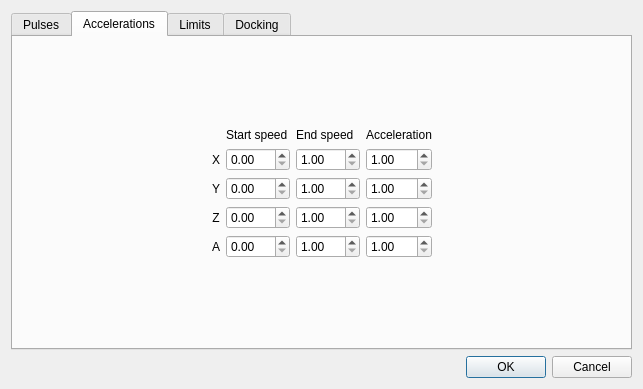
This is sources/forms/Settings.ui in eduard-x/cnc-qt as Qt 5 draws it before an edit. The edited form follows.
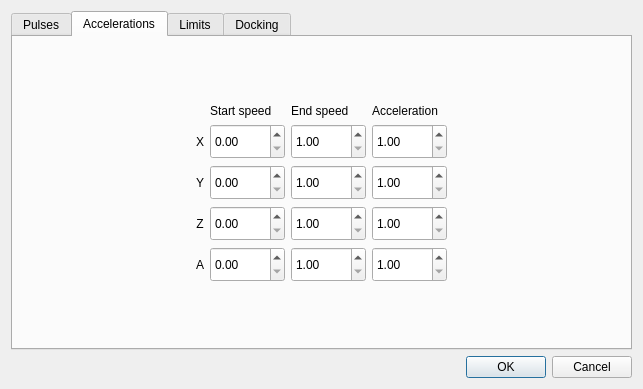
This is the edited form. The open tabs and pages were chosen to show the change.

```diff
--- a/sources/forms/Settings.ui
+++ b/sources/forms/Settings.ui
@@ -258,6 +258,21 @@
          </item>
          <item row="1" column="1">
           <widget class="QDoubleSpinBox" name="doubleSpinStartX">
+           <property name="minimumSize">
+            <size>
+             <width>75</width>
+             <height>35</height>
+            </size>
+           </property>
+           <property name="maximumSize">
+            <size>
+             <width>100</width>
+             <height>35</height>
+            </size>
+           </property>
+           <property name="alignment">
+            <set>Qt::AlignLeading|Qt::AlignLeft|Qt::AlignVCenter</set>
+           </property>
            <property name="maximum">
             <double>999.990000000000009</double>
            </property>
@@ -265,6 +280,21 @@
          </item>
          <item row="1" column="2">
           <widget class="QDoubleSpinBox" name="doubleSpinEndX">
+           <property name="minimumSize">
+            <size>
+             <width>75</width>
+             <height>35</height>
+            </size>
+           </property>
+           <property name="maximumSize">
+            <size>
+             <width>100</width>
+             <height>35</height>
+            </size>
+           </property>
+           <property name="alignment">
+            <set>Qt::AlignLeading|Qt::AlignLeft|Qt::AlignVCenter</set>
+           </property>
            <property name="minimum">
             <double>1.000000000000000</double>
            </property>
@@ -275,6 +305,21 @@
          </item>
          <item row="1" column="3">
           <widget class="QDoubleSpinBox" name="doubleSpinAccelX">
+           <property name="minimumSize">
+            <size>
+             <width>75</width>
+             <height>35</height>
+            </size>
+           </property>
+           <property name="maximumSize">
+            <size>
+             <width>100</width>
+             <height>35</height>
+            </size>
+           </property>
+           <property name="alignment">
+            <set>Qt::AlignLeading|Qt::AlignLeft|Qt::AlignVCenter</set>
+           </property>
            <property name="minimum">
             <double>1.000000000000000</double>
            </property>
@@ -295,6 +340,21 @@
          </item>
          <item row="2" column="1">
           <widget class="QDoubleSpinBox" name="doubleSpinStartY">
+           <property name="minimumSize">
+            <size>
+             <width>75</width>
+             <height>35</height>
+            </size>
+           </property>
+           <property name="maximumSize">
+            <size>
+             <width>100</width>
+             <height>35</height>
+            </size>
+           </property>
+           <property name="alignment">
+            <set>Qt::AlignLeading|Qt::AlignLeft|Qt::AlignVCenter</set>
+           </property>
            <property name="maximum">
             <double>999.990000000000009</double>
            </property>
@@ -302,6 +362,21 @@
          </item>
          <item row="2" column="2">
           <widget class="QDoubleSpinBox" name="doubleSpinEndY">
+           <property name="minimumSize">
+            <size>
+             <width>75</width>
+             <height>35</height>
+            </size>
+           </property>
+           <property name="maximumSize">
+            <size>
+             <width>100</width>
+             <height>35</height>
+            </size>
+           </property>
+           <property name="alignment">
+            <set>Qt::AlignLeading|Qt::AlignLeft|Qt::AlignVCenter</set>
+           </property>
            <property name="minimum">
             <double>1.000000000000000</double>
            </property>
@@ -312,6 +387,21 @@
          </item>
          <item row="2" column="3">
           <widget class="QDoubleSpinBox" name="doubleSpinAccelY">
+           <property name="minimumSize">
+            <size>
+             <width>75</width>
+             <height>35</height>
+            </size>
+           </property>
+           <property name="maximumSize">
+            <size>
+             <width>100</width>
+             <height>35</height>
+            </size>
+           </property>
+           <property name="alignment">
+            <set>Qt::AlignLeading|Qt::AlignLeft|Qt::AlignVCenter</set>
+           </property>
            <property name="minimum">
             <double>1.000000000000000</double>
            </property>
@@ -332,6 +422,21 @@
          </item>
          <item row="3" column="1">
           <widget class="QDoubleSpinBox" name="doubleSpinStartZ">
+           <property name="minimumSize">
+            <size>
+             <width>75</width>
+             <height>35</height>
+            </size>
+           </property>
+           <property name="maximumSize">
+            <size>
+             <width>100</width>
+             <height>35</height>
+            </size>
+           </property>
+           <property name="alignment">
+            <set>Qt::AlignLeading|Qt::AlignLeft|Qt::AlignVCenter</set>
+           </property>
            <property name="maximum">
             <double>999.990000000000009</double>
            </property>
@@ -339,6 +444,21 @@
          </item>
          <item row="3" column="2">
           <widget class="QDoubleSpinBox" name="doubleSpinEndZ">
+           <property name="minimumSize">
+            <size>
+             <width>75</width>
+             <height>35</height>
+            </size>
+           </property>
+           <property name="maximumSize">
+            <size>
+             <width>100</width>
+             <height>35</height>
+            </size>
+           </property>
+           <property name="alignment">
+            <set>Qt::AlignLeading|Qt::AlignLeft|Qt::AlignVCenter</set>
+           </property>
            <property name="minimum">
             <double>1.000000000000000</double>
            </property>
@@ -349,6 +469,21 @@
          </item>
          <item row="3" column="3">
           <widget class="QDoubleSpinBox" name="doubleSpinAccelZ">
+           <property name="minimumSize">
+            <size>
+             <width>75</width>
+             <height>35</height>
+            </size>
+           </property>
+           <property name="maximumSize">
+            <size>
+             <width>100</width>
+             <height>35</height>
+            </size>
+           </property>
+           <property name="alignment">
+            <set>Qt::AlignLeading|Qt::AlignLeft|Qt::AlignVCenter</set>
+           </property>
            <property name="minimum">
             <double>1.000000000000000</double>
            </property>
@@ -369,6 +504,21 @@
          </item>
          <item row="4" column="1">
           <widget class="QDoubleSpinBox" name="doubleSpinStartA">
+           <property name="minimumSize">
+            <size>
+             <width>75</width>
+             <height>35</height>
+            </size>
+           </property>
+           <property name="maximumSize">
+            <size>
+             <width>100</width>
+             <height>35</height>
+            </size>
+           </property>
+           <property name="alignment">
+            <set>Qt::AlignLeading|Qt::AlignLeft|Qt::AlignVCenter</set>
+           </property>
            <property name="maximum">
             <double>999.990000000000009</double>
            </property>
@@ -376,6 +526,21 @@
          </item>
          <item row="4" column="2">
           <widget class="QDoubleSpinBox" name="doubleSpinEndA">
+           <property name="minimumSize">
+            <size>
+             <width>75</width>
+             <height>35</height>
+            </size>
+           </property>
+           <property name="maximumSize">
+            <size>
+             <width>100</width>
+             <height>35</height>
+            </size>
+           </property>
+           <property name="alignment">
+            <set>Qt::AlignLeading|Qt::AlignLeft|Qt::AlignVCenter</set>
+           </property>
            <property name="minimum">
             <double>1.000000000000000</double>
            </property>
@@ -386,6 +551,21 @@
          </item>
          <item row="4" column="3">
           <widget class="QDoubleSpinBox" name="doubleSpinAccelA">
+           <property name="minimumSize">
+            <size>
+             <width>75</width>
+             <height>35</height>
+            </size>
+           </property>
+           <property name="maximumSize">
+            <size>
+             <width>100</width>
+             <height>35</height>
+            </size>
+           </property>
+           <property name="alignment">
+            <set>Qt::AlignLeading|Qt::AlignLeft|Qt::AlignVCenter</set>
+           </property>
            <property name="minimum">
             <double>1.000000000000000</double>
            </property>
```
Left out of the diff: 38 changed lines with no effect on the pictures.
